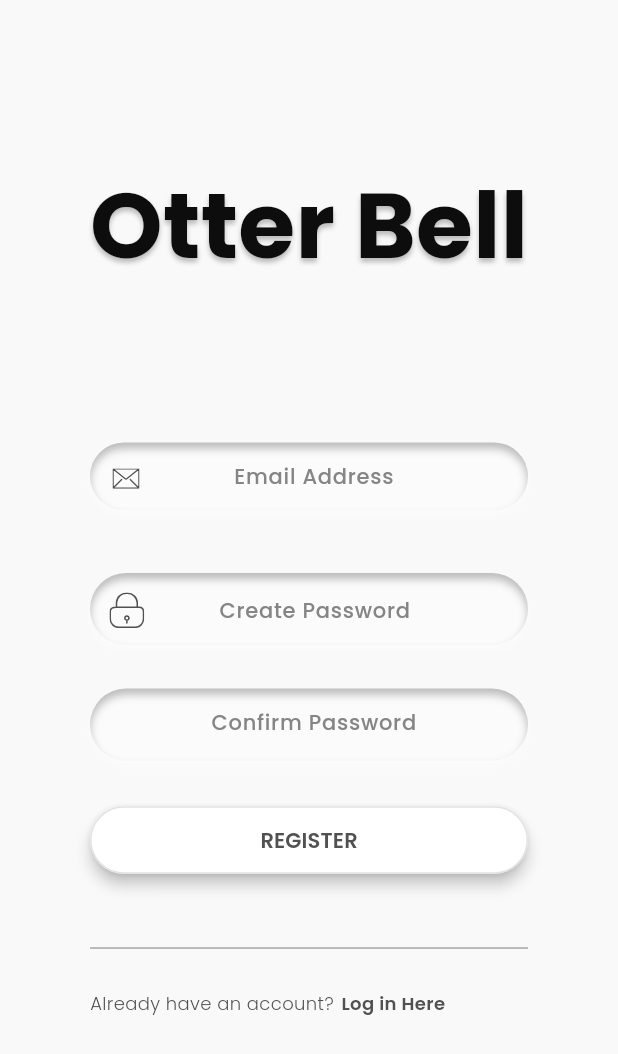
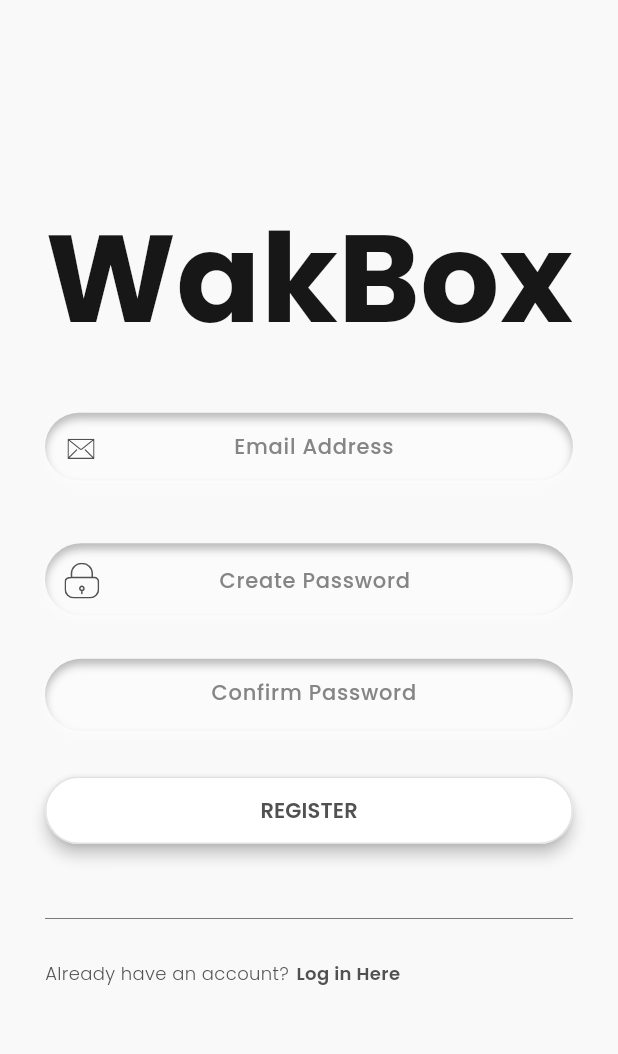
Before and after one commit to vjloable/loyalty_app, a Flutter app: the RegisterScreen screen opened directly, on a phone screen of 412 x 824 dp. Shown: the top 1054 px of the screen. Run offline on Flutter 3.47's test engine with Material 3 defaults, Android fonts, the phone set to English and light mode, and no system bars; our stand-ins replace cloud_firestore, dotted_border, firebase_auth, firebase_core, flutter_svg, google_sign_in and 1 more; missing offline and left inert: flutter_flip_card, mobile_scanner; accounts and stored records are empty.

Commit message:
refactor: change the horizontal padding, update the title text, and remove shadows

```diff
--- a/lib/features/authentication/presentation/register_screen.dart
+++ b/lib/features/authentication/presentation/register_screen.dart
@@ -43,27 +43,20 @@ class _RegisterScreenState extends State<RegisterScreen> {
         width: double.infinity,
         height: double.infinity,
         child: Padding(
-          padding: const EdgeInsets.all(60.0),
+          padding: const EdgeInsets.symmetric(vertical: 60.0, horizontal: 30),
           child: Column(
             mainAxisAlignment: MainAxisAlignment.center,
             children: [
               const Padding(
-                padding: EdgeInsets.only(bottom: 100),
+                padding: EdgeInsets.only(bottom: 30),
                 child: FittedBox(
                   fit: BoxFit.scaleDown,
                   child: Text(
-                    "Otter Bell",
+                    "WakBox",
                     style: TextStyle(
-                      color: Color(0xFF0D0D0D),
+                      color: Color(0xFF171717),
                       fontWeight: FontWeight.bold,
                       fontSize: 100,
-                      shadows: [
-                        Shadow(
-                          color: Color(0x40000000),
-                          blurRadius: 4,
-                          offset: Offset(0, 4),
-                        ),
-                      ],
                     ),
                   ),
                 ),
```
